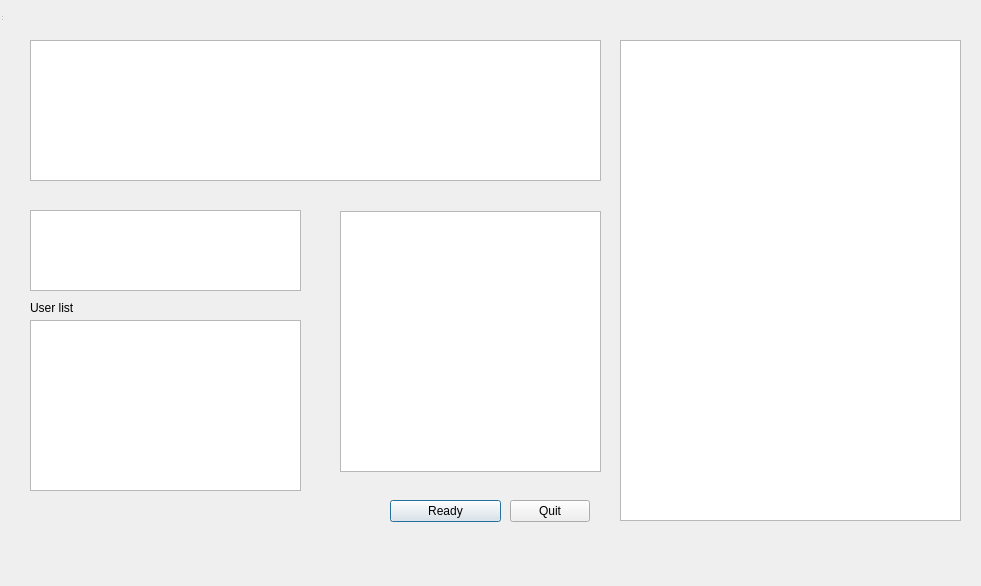
Before: the Qt Designer form rc/lobby_dialog.ui in Debrugger/platformer-fps, drawn with Qt 5.
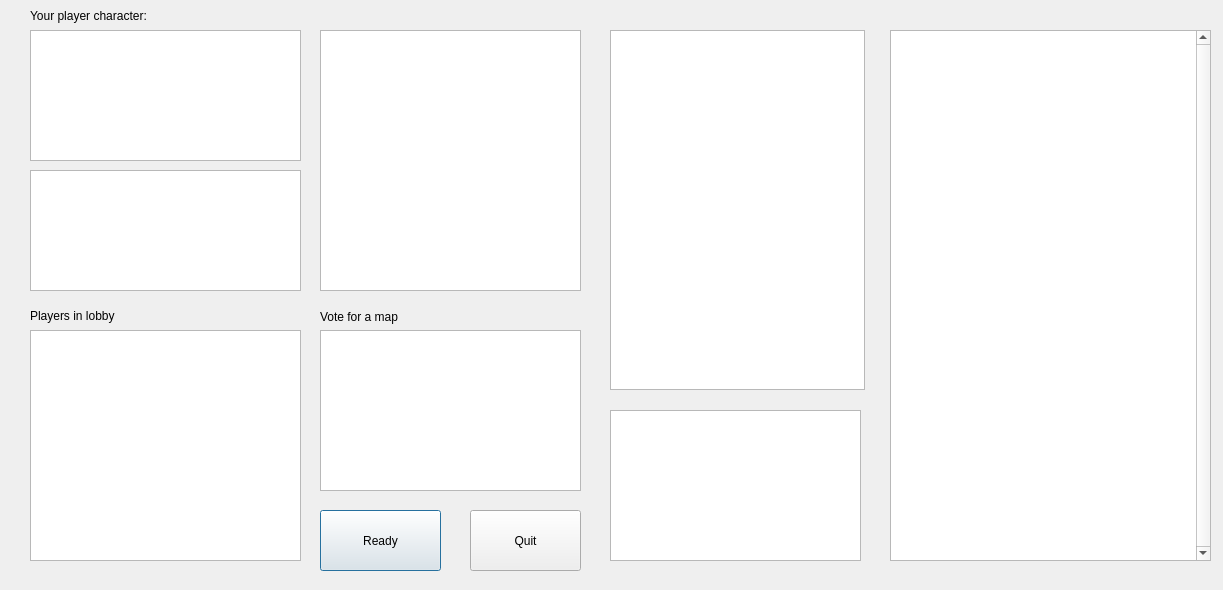
After: the same form once the commit is applied.

Patch:
```diff
--- a/rc/lobby_dialog.ui
+++ b/rc/lobby_dialog.ui
@@ -6,37 +6,43 @@
    <rect>
     <x>0</x>
     <y>0</y>
-    <width>981</width>
-    <height>586</height>
+    <width>1223</width>
+    <height>590</height>
    </rect>
   </property>
   <property name="windowTitle">
    <string>MainWindow</string>
   </property>
+  <property name="styleSheet">
+   <string notr="true">font: 63 16pt &quot;Open Sans Semibold&quot;;</string>
+  </property>
   <widget class="QWidget" name="centralwidget" native="true">
    <property name="geometry">
     <rect>
      <x>0</x>
      <y>0</y>
-     <width>991</width>
-     <height>552</height>
+     <width>1221</width>
+     <height>581</height>
     </rect>
    </property>
+   <property name="styleSheet">
+    <string notr="true"/>
+   </property>
    <widget class="QListWidget" name="characterList">
     <property name="geometry">
      <rect>
       <x>30</x>
-      <y>210</y>
+      <y>30</y>
       <width>271</width>
-      <height>81</height>
+      <height>131</height>
      </rect>
     </property>
    </widget>
    <widget class="QGraphicsView" name="characterView">
     <property name="geometry">
      <rect>
-      <x>340</x>
-      <y>211</y>
+      <x>320</x>
+      <y>30</y>
       <width>261</width>
       <height>261</height>
      </rect>
@@ -46,9 +52,9 @@
     <property name="geometry">
      <rect>
       <x>30</x>
-      <y>320</y>
+      <y>330</y>
       <width>271</width>
-      <height>171</height>
+      <height>231</height>
      </rect>
     </property>
    </widget>
@@ -57,23 +63,26 @@
      <rect>
       <x>30</x>
       <y>300</y>
-      <width>51</width>
-      <height>16</height>
+      <width>161</width>
+      <height>31</height>
      </rect>
     </property>
     <property name="text">
-     <string>User list</string>
+     <string>Players in lobby</string>
     </property>
    </widget>
    <widget class="QPushButton" name="readyButton">
     <property name="geometry">
      <rect>
-      <x>390</x>
-      <y>500</y>
-      <width>111</width>
-      <height>22</height>
+      <x>320</x>
+      <y>510</y>
+      <width>121</width>
+      <height>61</height>
      </rect>
     </property>
+    <property name="styleSheet">
+     <string notr="true"/>
+    </property>
     <property name="text">
      <string>Ready</string>
     </property>
@@ -81,10 +90,10 @@
    <widget class="QPushButton" name="quitButton">
     <property name="geometry">
      <rect>
-      <x>510</x>
-      <y>500</y>
-      <width>80</width>
-      <height>22</height>
+      <x>470</x>
+      <y>510</y>
+      <width>111</width>
+      <height>61</height>
      </rect>
     </property>
     <property name="text">
@@ -94,33 +103,97 @@
    <widget class="QGraphicsView" name="mapView">
     <property name="geometry">
      <rect>
-      <x>620</x>
-      <y>40</y>
-      <width>341</width>
-      <height>481</height>
+      <x>610</x>
+      <y>30</y>
+      <width>255</width>
+      <height>360</height>
      </rect>
     </property>
    </widget>
    <widget class="QListWidget" name="mapList">
     <property name="geometry">
      <rect>
+      <x>320</x>
+      <y>330</y>
+      <width>261</width>
+      <height>161</height>
+     </rect>
+    </property>
+   </widget>
+   <widget class="QLabel" name="characterlabel">
+    <property name="geometry">
+     <rect>
       <x>30</x>
-      <y>40</y>
-      <width>571</width>
-      <height>141</height>
+      <y>0</y>
+      <width>221</width>
+      <height>31</height>
      </rect>
     </property>
+    <property name="text">
+     <string>Your player character:</string>
+    </property>
    </widget>
-  </widget>
-  <widget class="QStatusBar" name="statusbar">
-   <property name="geometry">
-    <rect>
-     <x>0</x>
-     <y>0</y>
-     <width>3</width>
-     <height>22</height>
-    </rect>
-   </property>
+   <widget class="QTextEdit" name="character_edit">
+    <property name="geometry">
+     <rect>
+      <x>30</x>
+      <y>170</y>
+      <width>271</width>
+      <height>121</height>
+     </rect>
+    </property>
+   </widget>
+   <widget class="QLabel" name="map_label">
+    <property name="geometry">
+     <rect>
+      <x>320</x>
+      <y>296</y>
+      <width>151</width>
+      <height>41</height>
+     </rect>
+    </property>
+    <property name="styleSheet">
+     <string notr="true"/>
+    </property>
+    <property name="text">
+     <string>Vote for a map</string>
+    </property>
+   </widget>
+   <widget class="QTextEdit" name="log_edit">
+    <property name="geometry">
+     <rect>
+      <x>890</x>
+      <y>30</y>
+      <width>321</width>
+      <height>531</height>
+     </rect>
+    </property>
+    <property name="styleSheet">
+     <string notr="true">font: 9pt &quot;Sans Serif&quot;;</string>
+    </property>
+    <property name="verticalScrollBarPolicy">
+     <enum>Qt::ScrollBarAlwaysOn</enum>
+    </property>
+    <property name="horizontalScrollBarPolicy">
+     <enum>Qt::ScrollBarAlwaysOff</enum>
+    </property>
+    <property name="autoFormatting">
+     <set>QTextEdit::AutoNone</set>
+    </property>
+    <property name="readOnly">
+     <bool>false</bool>
+    </property>
+   </widget>
+   <widget class="QTextEdit" name="map_edit">
+    <property name="geometry">
+     <rect>
+      <x>610</x>
+      <y>410</y>
+      <width>251</width>
+      <height>151</height>
+     </rect>
+    </property>
+   </widget>
   </widget>
  </widget>
  <resources/>
```
Left out of the diff: 2 changed lines with no effect on the pictures.
